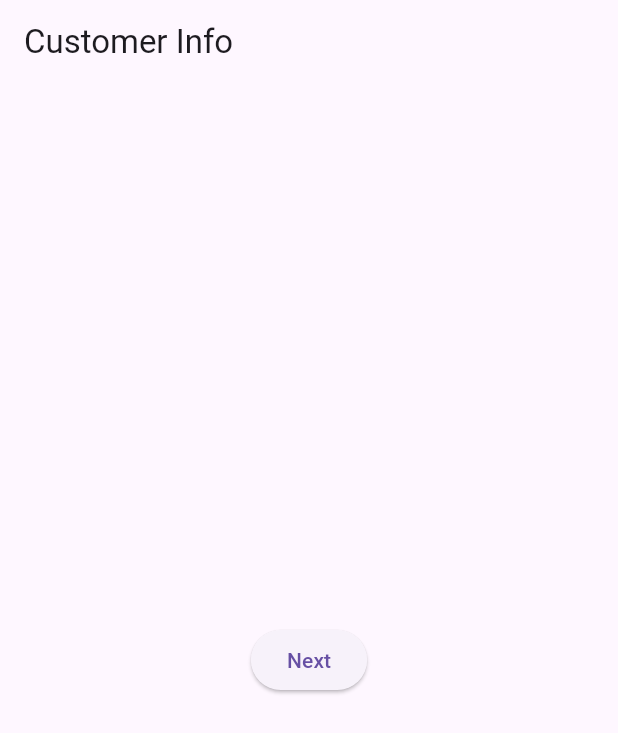
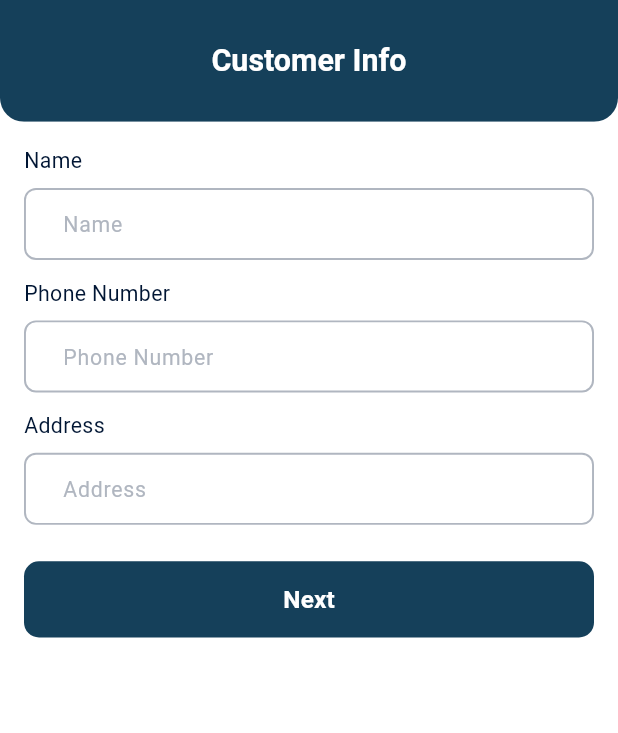
Before and after one commit to MohamedFouad99/simple_orders_app, a Flutter app: the screen it shows after launch, on a phone screen of 412 x 824 dp. Shown: the top 733 px of the screen. Run offline on Flutter 3.47's test engine with Material 3 defaults, Android fonts, the phone set to English and light mode, and no system bars; our stand-ins replace equatable, flutter_bloc, flutter_screenutil, go_router; Roboto replaces fonts that are missing (Almarai).

Commit message:
Refactor CustomerInfoScreen to use StatefulWidget, add form validation, and integrate phone number regex validation

```diff
--- /dev/null
+++ b/lib/core/helpers/app_regex.dart
@@ -0,0 +1,6 @@
+class AppRegex {
+  static bool isPhoneNumberValid(String phoneNumber) {
+    // Matches a phone number that starts with 5 and has exactly 8 digits
+    return RegExp(r'^5\d{8}$').hasMatch(phoneNumber);
+  }
+}
--- a/lib/features/order/presentation/ui/screens/customer_info_screen.dart
+++ b/lib/features/order/presentation/ui/screens/customer_info_screen.dart
@@ -1,19 +1,123 @@
 import 'package:flutter/material.dart';
+import 'package:flutter_bloc/flutter_bloc.dart';
+import 'package:flutter_screenutil/flutter_screenutil.dart';
 import 'package:go_router/go_router.dart';
+import 'package:simple_orders_app/core/helpers/spacing.dart';
+import 'package:simple_orders_app/features/order/presentation/ui/widgets/custom_button.dart';
+import '../../../../../core/helpers/app_regex.dart';
+import '../../../../../core/theming/style.dart';
+import '../../controllers/order_cubit.dart';
+import '../widgets/app_text_form_field.dart';
+import '../widgets/custom_app_bar.dart';
 
-class CustomerInfoScreen extends StatelessWidget {
+class CustomerInfoScreen extends StatefulWidget {
   const CustomerInfoScreen({super.key});
+
+  @override
+  CustomerInfoScreenState createState() => CustomerInfoScreenState();
+}
+
+class CustomerInfoScreenState extends State<CustomerInfoScreen> {
+  final _formKey = GlobalKey<FormState>();
+  String _name = '';
+  String _phone = '';
+  String _address = '';
 
   @override
   Widget build(BuildContext context) {
     return Scaffold(
-      appBar: AppBar(title: const Text('Customer Info')),
-      body: Center(
-        child: ElevatedButton(
-          onPressed: () {
-            context.go('/package-details'); // Navigate to Step 2
-          },
-          child: const Text('Next'),
+      appBar: PreferredSize(
+        preferredSize: Size.fromHeight(80.h),
+        child: ClipRRect(
+          borderRadius: const BorderRadius.only(
+            bottomLeft: Radius.circular(16),
+            bottomRight: Radius.circular(16),
+          ),
+          child: CustomAppBar(title: 'Customer Info'),
+        ),
+      ),
+      body: SingleChildScrollView(
+        child: Padding(
+          padding: const EdgeInsets.all(16.0),
+          child: Form(
+            key: _formKey,
+            child: Column(
+              crossAxisAlignment: CrossAxisAlignment.start,
+              children: [
+                Text('Name', style: TextStyles.font14DarkBlueRegular),
+                verticalSpace(8),
+                AppTextFormField(
+                  hintText: 'Name',
+                  suffixIcon: const SizedBox(),
+                  keyboardType: TextInputType.text,
+                  validator: (value) {
+                    if (value == null || value.isEmpty) {
+                      return 'Name is required';
+                    }
+                    return null;
+                  },
+                  onChanged: (value) {
+                    _name = value;
+                  },
+                ),
+
+                verticalSpace(12),
+                Text('Phone Number', style: TextStyles.font14DarkBlueRegular),
+                verticalSpace(8),
+                AppTextFormField(
+                  hintText: 'Phone Number',
+                  suffixIcon: const SizedBox(),
+                  keyboardType: TextInputType.phone,
+
+                  validator: (value) {
+                    if (value == null || value.isEmpty) {
+                      return 'Phone is required';
+                    }
+                    if (!AppRegex.isPhoneNumberValid(value)) {
+                      return "Number must start with 5 and consist of 9 digits.";
+                    }
+                    return null;
+                  },
+                  onChanged: (value) {
+                    _phone = value;
+                  },
+                ),
+                verticalSpace(12),
+                Text('Address', style: TextStyles.font14DarkBlueRegular),
+                verticalSpace(8),
+                AppTextFormField(
+                  hintText: 'Address',
+                  suffixIcon: const SizedBox(),
+                  keyboardType: TextInputType.text,
+                  validator: (value) {
+                    if (value == null || value.isEmpty) {
+                      return 'Address is required';
+                    }
+                    return null;
+                  },
+                  onChanged: (value) {
+                    _address = value;
+                  },
+                ),
+                verticalSpace(24),
+                CustomButton(
+                  label: 'Next',
+                  onTap: () {
+                    if (_formKey.currentState!.validate()) {
+                      _formKey.currentState!.save();
+                      // Update Cubit State
+                      context.read<OrderCubit>().updateCustomerInfo(
+                        name: _name,
+                        phone: _phone,
+                        address: _address,
+                      );
+                      context.go('/package-details');
+                    }
+                  },
+                ),
+              ],
+            ),
+          ),
         ),
       ),
     );
--- a/lib/main.dart
+++ b/lib/main.dart
@@ -1,5 +1,6 @@
 import 'package:flutter/material.dart';
 import 'package:flutter_bloc/flutter_bloc.dart';
+import 'package:flutter_screenutil/flutter_screenutil.dart';
 import 'package:simple_orders_app/core/routes/router.dart';
 
 import 'features/order/presentation/controllers/order_cubit.dart';
@@ -14,12 +15,16 @@ class MyApp extends StatelessWidget {
   // This widget is the root of your application.
   @override
   Widget build(BuildContext context) {
-    return BlocProvider(
-      create: (_) => OrderCubit(),
-      child: MaterialApp.router(
-        debugShowCheckedModeBanner: false,
-        theme: ThemeData(primarySwatch: Colors.blue),
-        routerConfig: router, // Using GoRouter
+    return ScreenUtilInit(
+      designSize: const Size(375, 812),
+      minTextAdapt: true,
+      child: BlocProvider(
+        create: (_) => OrderCubit(),
+        child: MaterialApp.router(
+          debugShowCheckedModeBanner: false,
+          theme: ThemeData(scaffoldBackgroundColor: Colors.white),
+          routerConfig: router,
+        ),
       ),
     );
   }
```
